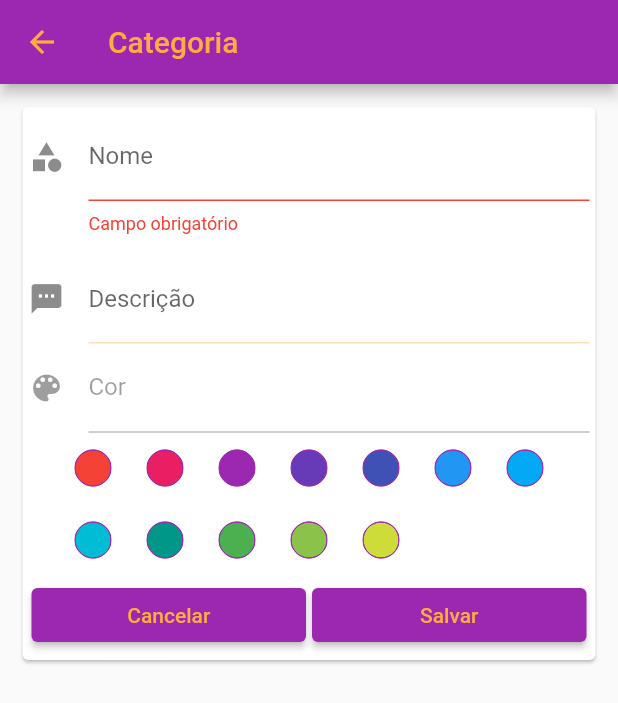
After one commit to lucaaas/Controle-de-gastos, a Flutter app: the FormCategoriaPage screen opened by its route, on a phone screen of 412 x 824 dp. The commit adds this screen. Shown: the top 703 px of the screen. Run offline on Flutter 3.47's test engine with Material 2 defaults, Android fonts, the phone set to English and light mode, and no system bars; our stand-ins replace flutter_modular, flutter_typeahead, sqflite; missing offline and left inert: easy_mask; accounts and stored records are empty.

Commit message:
Adicionado opcao de criar categoria. #4

```diff
--- a/lib/app/core/models/categoria_model.dart
+++ b/lib/app/core/models/categoria_model.dart
@@ -11,8 +11,9 @@ class CategoriaModel extends BaseModel {
     int? id,
     required this.nome,
     this.descricao,
-    this.cor = Colors.white,
-  }) : super(id: id);
+    Color? cor,
+  })  : cor = cor ?? Colors.white,
+        super(id: id);
 
   CategoriaModel.fromJson(Map<String, dynamic> data)
       : nome = data['nome'],
--- a/lib/app/core/widgets/form_popup/form_popup.widget.dart
+++ b/lib/app/core/widgets/form_popup/form_popup.widget.dart
@@ -1,22 +1,22 @@
 import 'package:flutter/material.dart';
 
 class FormPopUpWidget extends StatelessWidget {
-  final List<Widget> _fields;
+  final List<Widget> fields;
+  final GlobalKey<FormState> globalKey;
 
-  const FormPopUpWidget({required List<Widget> fields, Key? key})
-      : _fields = fields,
-        super(key: key);
+  const FormPopUpWidget({required this.fields, required this.globalKey, Key? key}) : super(key: key);
 
   @override
   Widget build(BuildContext context) {
-    return Container(
-      child: Card(
-        margin: EdgeInsets.all(15.0),
-        child: Padding(
-          padding: EdgeInsets.all(4.0),
-          child: SingleChildScrollView(
+    return Card(
+      margin: const EdgeInsets.all(15.0),
+      child: Padding(
+        padding: const EdgeInsets.all(4.0),
+        child: SingleChildScrollView(
+          child: Form(
+            key: globalKey,
             child: Column(
-              children: _fields,
+              children: fields,
             ),
           ),
         ),
--- a/lib/app/modules/app_module.dart
+++ b/lib/app/modules/app_module.dart
@@ -5,6 +5,7 @@ import 'package:controlegastos/app/core/providers/connections/cartao_credito_con
 import 'package:controlegastos/app/core/providers/connections/categoria_connection.dart';
 import 'package:controlegastos/app/core/providers/connections/entrada_connection.dart';
 import 'package:controlegastos/app/core/providers/connections/saida_connection.dart';
+import 'package:controlegastos/app/modules/categoria/form_categoria/form_categoria_module.dart';
 import 'package:controlegastos/app/modules/categoria_tag_select/categoria_tag_select_controller.dart';
 import 'package:controlegastos/app/modules/entrada/new_entrada_module.dart';
 import 'package:flutter_modular/flutter_modular.dart';
@@ -25,6 +26,7 @@ class AppModule extends Module {
   @override
   final List<ModularRoute> routes = [
     ModuleRoute(Modular.initialRoute, module: NewEntradaModule()),
+    ModuleRoute(FormCategoriaModule.URL, module: FormCategoriaModule()),
   ];
 }
 
--- /dev/null
+++ b/lib/app/modules/categoria/form_categoria/form_categoria_controller.dart
@@ -0,0 +1,38 @@
+import 'package:controlegastos/app/core/helpers/toast_helper.dart';
+import 'package:controlegastos/app/core/models/categoria_model.dart';
+import 'package:controlegastos/app/core/providers/connections/categoria_connection.dart';
+import 'package:controlegastos/app/core/types/message_type.dart';
+import 'package:flutter/cupertino.dart';
+import 'package:flutter_modular/flutter_modular.dart';
+
+class FormCategoriaController {
+  final TextEditingController nome = TextEditingController();
+  final TextEditingController descricao = TextEditingController();
+  Color? _color;
+
+  final GlobalKey<FormState> key = GlobalKey<FormState>();
+  final CategoriaConnection _connection;
+
+  FormCategoriaController(this._connection);
+
+  void onColorSelected(Color color) {
+    _color = color;
+  }
+
+  void cancelar() {
+    Modular.to.pop();
+  }
+
+  void save() {
+    if (key.currentState!.validate()) {
+      CategoriaModel categoria = CategoriaModel(nome: nome.text, descricao: descricao.text, cor: _color);
+      try {
+        _connection.save(categoria);
+        Modular.to.pop(categoria);
+      } catch (e) {
+        MessageType message = e as MessageType;
+        ToastHelper.show(key.currentContext!, message.message);
+      }
+    }
+  }
+}
--- /dev/null
+++ b/lib/app/modules/categoria/form_categoria/form_categoria_page.dart
@@ -0,0 +1,55 @@
+import 'package:controlegastos/app/core/validators/required_validator.dart';
+import 'package:controlegastos/app/core/validators/validator_interface.dart';
+import 'package:controlegastos/app/core/widgets/buttons/defult_button.dart';
+import 'package:controlegastos/app/core/widgets/color_picker/color_picker_widget.dart';
+import 'package:controlegastos/app/core/widgets/form_popup/form_popup.widget.dart';
+import 'package:controlegastos/app/modules/categoria/form_categoria/form_categoria_controller.dart';
+import 'package:flutter/material.dart';
+import 'package:flutter_modular/flutter_modular.dart';
+
+class FormCategoriaPage extends StatelessWidget {
+  final FormCategoriaController _controller = Modular.get<FormCategoriaController>();
+
+  FormCategoriaPage({Key? key}) : super(key: key);
+
+  @override
+  Widget build(BuildContext context) {
+    return Scaffold(
+      appBar: AppBar(title: const Text('Categoria')),
+      body: FormPopUpWidget(
+        globalKey: _controller.key,
+        fields: [
+          TextFormField(
+            decoration: const InputDecoration(
+              labelText: 'Nome',
+              icon: Icon(Icons.category),
+            ),
+            controller: _controller.nome,
+            validator: (value) => ValidatorInterface.validate(value, [RequiredValidator()]),
+            autovalidateMode: AutovalidateMode.always,
+          ),
+          TextFormField(
+            decoration: const InputDecoration(
+              labelText: 'Descrição',
+              icon: Icon(Icons.textsms),
+            ),
+            controller: _controller.descricao,
+            autovalidateMode: AutovalidateMode.always,
+          ),
+          TextFormField(
+            decoration: const InputDecoration(labelText: 'Cor', icon: Icon(Icons.color_lens)),
+            enabled: false,
+          ),
+          ColorPickerWidget(onSelected: _controller.onColorSelected),
+          Row(
+            mainAxisAlignment: MainAxisAlignment.spaceAround,
+            children: <Widget>[
+              DefaultButton(label: 'Cancelar', onPressed: _controller.cancelar),
+              DefaultButton(label: 'Salvar', onPressed: _controller.save),
+            ],
+          ),
+        ],
+      ),
+    );
+  }
+}
--- a/lib/app/modules/categoria_tag_select/categoria_tag_select.dart
+++ b/lib/app/modules/categoria_tag_select/categoria_tag_select.dart
@@ -7,16 +7,19 @@ import 'package:flutter_modular/flutter_modular.dart';
 class CategoriaTagSelect extends StatelessWidget {
   final CategoriaTagSelectController _controller = Modular.get<CategoriaTagSelectController>();
 
-  CategoriaTagSelect({Key? key, required List<CategoriaModel> categorias}) : super(key: key) {
+  CategoriaTagSelect({Key? key, required GlobalKey globalKey, required List<CategoriaModel> categorias}) : super(key: key) {
     _controller.categorias = categorias;
+    _controller.key = globalKey;
   }
 
   @override
   Widget build(BuildContext context) {
     return TagSelectizeWidget<CategoriaModel>(
+      key: key,
       itemBuilder: _controller.itemBuilder,
       suggestionsCallback: _controller.suggestionsCallback,
       getInfoTag: _controller.getInfoTags,
+      noItemsFoundBuilder: _controller.noItemsFoundBuilder,
       items: _controller.categorias,
       inputDecoration: const InputDecoration(
         labelText: 'Categorias',
--- a/lib/app/modules/entrada/new_entrada_page.dart
+++ b/lib/app/modules/entrada/new_entrada_page.dart
@@ -21,11 +21,12 @@ class _NewEntradaPageState extends State<NewEntradaPage> {
   @override
   Widget build(BuildContext context) {
     return Scaffold(
-      key: _controller.key,
+      // key: _controller.key,
       appBar: AppBar(
         title: const Text('Nova Entrada'),
       ),
       body: FormPopUpWidget(
+        globalKey: _controller.key,
         fields: [
           TextFormField(
             decoration: const InputDecoration(
@@ -58,7 +59,7 @@ class _NewEntradaPageState extends State<NewEntradaPage> {
             readOnly: true,
             onTap: () => _controller.openDatePicker(context),
           ),
-          CategoriaTagSelect(categorias: _controller.categorias),
+          CategoriaTagSelect(categorias: _controller.categorias, globalKey: _controller.key,),
           Row(
             mainAxisAlignment: MainAxisAlignment.end,
             children: <Widget>[
```
Also changed, not shown: lib/app/modules/categoria/form_categoria/form_categoria_module.dart (added, +22 -0 lines), lib/app/modules/categoria_tag_select/categoria_tag_select_controller.dart (+15 -0 lines), pubspec.lock.
